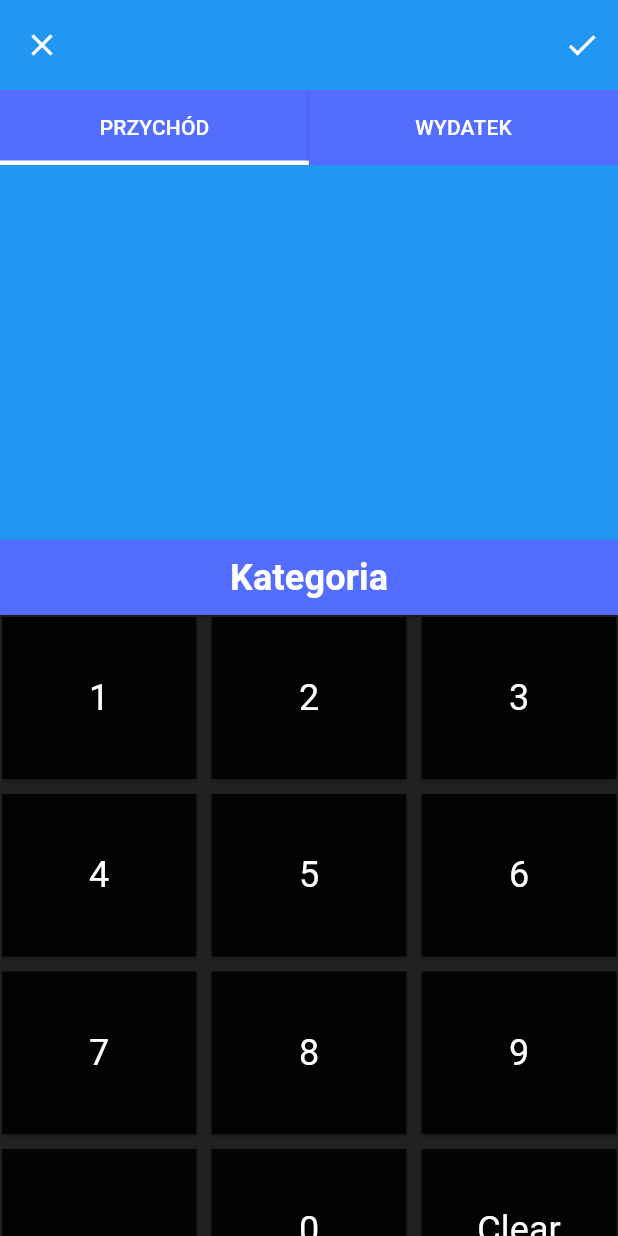
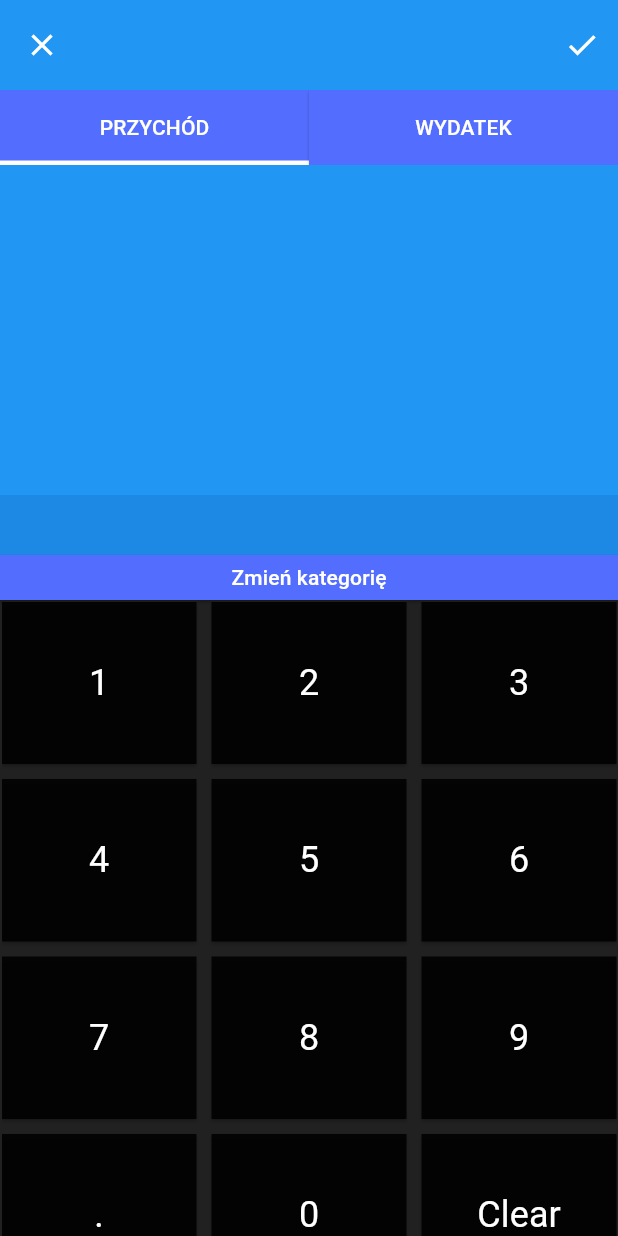
Before and after one commit to ZPatryk/MyWallet, a Flutter app: the MyAccount screen opened directly, after a tap on the "add" icon, on a phone screen of 412 x 824 dp. Run offline on Flutter 3.47's test engine with Material 3 defaults, Android fonts, the phone set to English and light mode, and no system bars.

Commit message:
dodanie routingu kategori

```diff
--- a/lib/screens/account.dart
+++ b/lib/screens/account.dart
@@ -38,7 +38,9 @@ class _MyAccountState extends State<MyAccount> {
           Navigator.push(
             context,
             MaterialPageRoute(
-              builder: (context) => Data(),
+              builder: (context) => Data(
+                categoryName: '',
+              ),
             ),
           );
         },
--- a/lib/screens/data.dart
+++ b/lib/screens/data.dart
@@ -3,10 +3,13 @@ import 'package:provider/provider.dart';
 import 'package:wallet/screens/account.dart';
 import 'package:wallet/screens/category.dart';
 import '../provider/balance_model.dart';
-import 'my_home_page.dart';
 import '../utils/text_styles.dart';
 
 class Data extends StatefulWidget {
+  late final String categoryName;
+
+  Data({required this.categoryName});
+
   @override
   _DataState createState() => _DataState();
 }
@@ -156,14 +159,29 @@ class _DataState extends State<Data> {
               ),
             ],
           ),
-
           Container(
-            height: 250,
+              height: 220,
               color: Colors.blue,
               child: Center(
                   child: Text('$_inputValue', style: TextStyles.darkheader))),
           Container(
-            height: 50,
+            width: double.infinity,
+            height: 40,
+            decoration: BoxDecoration(
+              color: Colors.blue[600],
+            ),
+            child: Center(
+              child: Text(
+                '${widget.categoryName}', // Dostęp do parametru categoryName
+                style: TextStyle(
+                    fontSize: 24,
+                    fontWeight: FontWeight.bold,
+                    color: Colors.white),
+              ),
+            ),
+          ),
+          Container(
+            height: 30,
             width: double.infinity,
             color: Colors.blueAccent,
             child: ElevatedButton(
@@ -180,19 +198,19 @@ class _DataState extends State<Data> {
                 );
               },
               child: Text(
-                'Kategoria',
-                style: TextStyles.header,
+                'Zmień kategorię',
+                style: TextStyles.body,
               ),
             ),
           ),
-
           Container(
             width: double.infinity, // Szerokość kontenera
             height: 450, // Wysokość kontenera
             padding: EdgeInsets.all(1), // Odstępy wewnętrzne
             color: Colors.black87,
             child: GridView.builder(
-              shrinkWrap: true, // Grid zajmuje tylko tyle miejsca, ile potrzebuje
+              shrinkWrap:
+                  true, // Grid zajmuje tylko tyle miejsca, ile potrzebuje
               gridDelegate: SliverGridDelegateWithFixedCrossAxisCount(
                 crossAxisCount: 3, // Liczba kolumn w siatce
                 mainAxisSpacing: 10, // Odstępy między wierszami
@@ -205,7 +223,8 @@ class _DataState extends State<Data> {
                   style: ElevatedButton.styleFrom(
                     backgroundColor: Colors.black87, // Kolor tła (pomarańczowy)
                     shape: RoundedRectangleBorder(
-                      borderRadius: BorderRadius.circular(0), // Zaokrąglenie rogów
+                      borderRadius:
+                          BorderRadius.circular(0), // Zaokrąglenie rogów
                     ),
                     minimumSize: Size(100, 100), // Minimalny rozmiar przycisku
                   ),
@@ -222,7 +241,11 @@ class _DataState extends State<Data> {
                     }
                   },
                   child: Text(
-                    index == 9 ? '.' : (index == 10 ? '0' : (index == 11 ? 'Clear' : (index + 1).toString())),
+                    index == 9
+                        ? '.'
+                        : (index == 10
+                            ? '0'
+                            : (index == 11 ? 'Clear' : (index + 1).toString())),
                     style: TextStyles.normalheader, // Kolor tekstu
                   ),
                 );
```
Also changed, not shown: lib/screens/category.dart (+19 -24 lines), lib/provider/category_model.dart (added).
